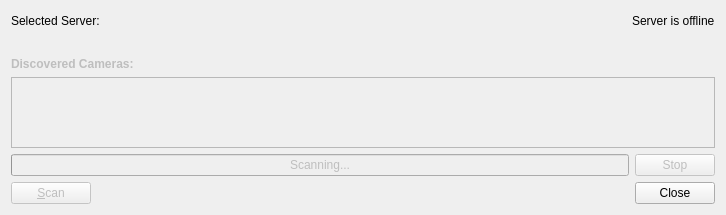
Qt form client/src/ui/dialogs/camera_addition_dialog.ui (networkoptix/nx_open) before a commit.
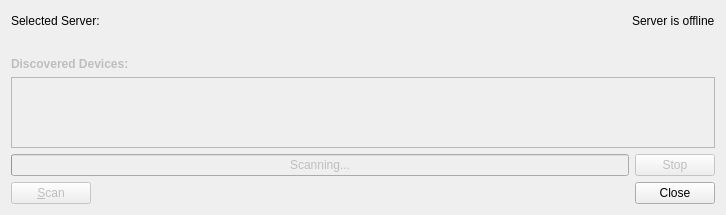
The same form after that commit. The open tabs and pages were chosen to show the change. Custom widgets are drawn as their Qt base class.

Commit message:
VMS-632: Update all "camera" strings to IO MOdule where possible
Updated Camera addition ui file

<==== Mercurial data ====>
Branch: x_VMS-632_device_strings

```diff
--- a/client/src/ui/dialogs/camera_addition_dialog.ui
+++ b/client/src/ui/dialogs/camera_addition_dialog.ui
@@ -454,7 +454,7 @@
           </font>
          </property>
          <property name="text">
-          <string>Discovered Cameras:</string>
+          <string>Discovered Devices:</string>
          </property>
         </widget>
        </item>
```
Left out of the diff: 2 changed lines with no effect on the pictures.
